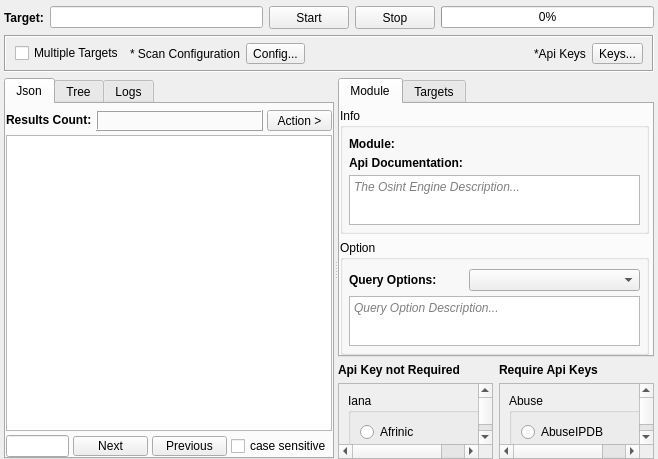
Before: the Qt Designer form sub3suite/src/engines/raw/Raw.ui in 3nock/OTE, drawn with Qt 5.
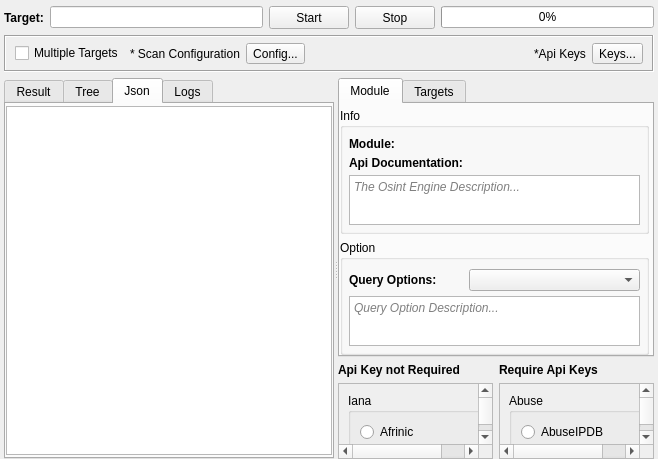
After: the same form once the commit is applied. The open tabs and pages were chosen to show the change. Custom widgets are drawn as their Qt base class.

Commit message: added json tab on RAW Engine

The edit to the form file:
```diff
--- a/sub3suite/src/engines/raw/Raw.ui
+++ b/sub3suite/src/engines/raw/Raw.ui
@@ -172,9 +172,9 @@
       <property name="currentIndex">
        <number>0</number>
       </property>
-      <widget class="QWidget" name="tabJson">
+      <widget class="QWidget" name="tabResult">
        <attribute name="title">
-        <string>Json</string>
+        <string>Result</string>
        </attribute>
        <layout class="QVBoxLayout" name="verticalLayout">
         <property name="spacing">
@@ -445,6 +445,28 @@
         </item>
        </layout>
       </widget>
+      <widget class="QWidget" name="tabJson">
+       <attribute name="title">
+        <string>Json</string>
+       </attribute>
+       <layout class="QVBoxLayout" name="verticalLayout_11">
+        <property name="leftMargin">
+         <number>0</number>
+        </property>
+        <property name="topMargin">
+         <number>2</number>
+        </property>
+        <property name="rightMargin">
+         <number>0</number>
+        </property>
+        <property name="bottomMargin">
+         <number>2</number>
+        </property>
+        <item>
+         <widget class="QPlainTextEdit" name="plainTextEditJson"/>
+        </item>
+       </layout>
+      </widget>
       <widget class="QWidget" name="tabLogs">
        <attribute name="title">
         <string>Logs</string>
```
Left out of the diff: 4 changed lines with no effect on the pictures. The commit also changes 2 other files.
